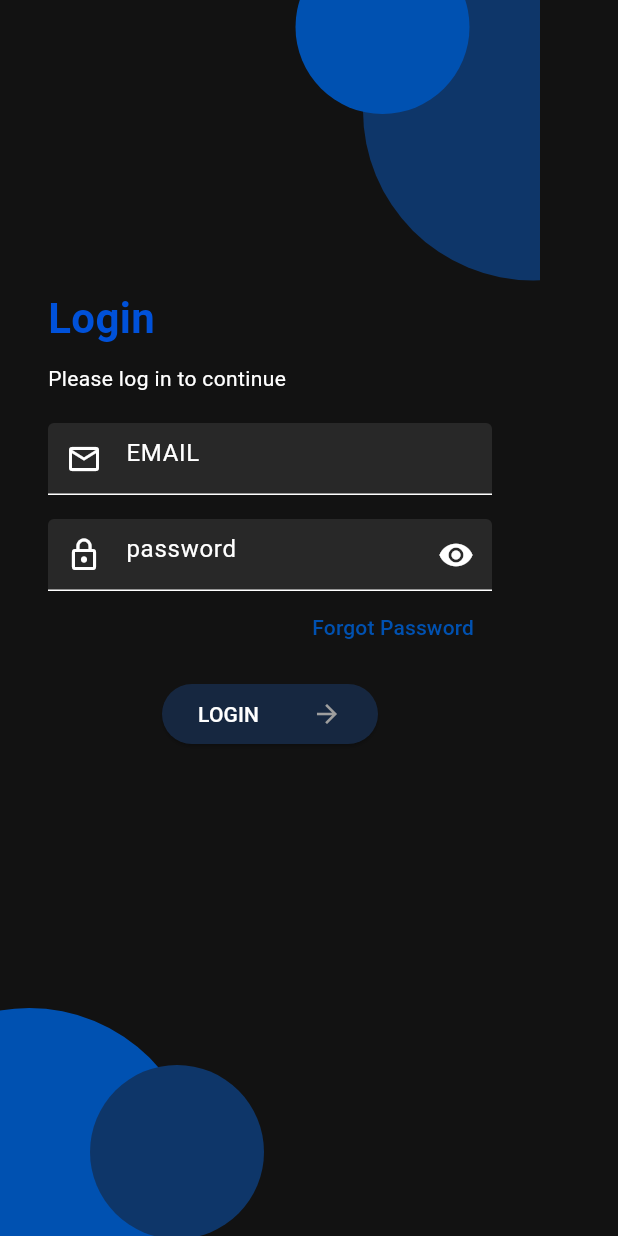
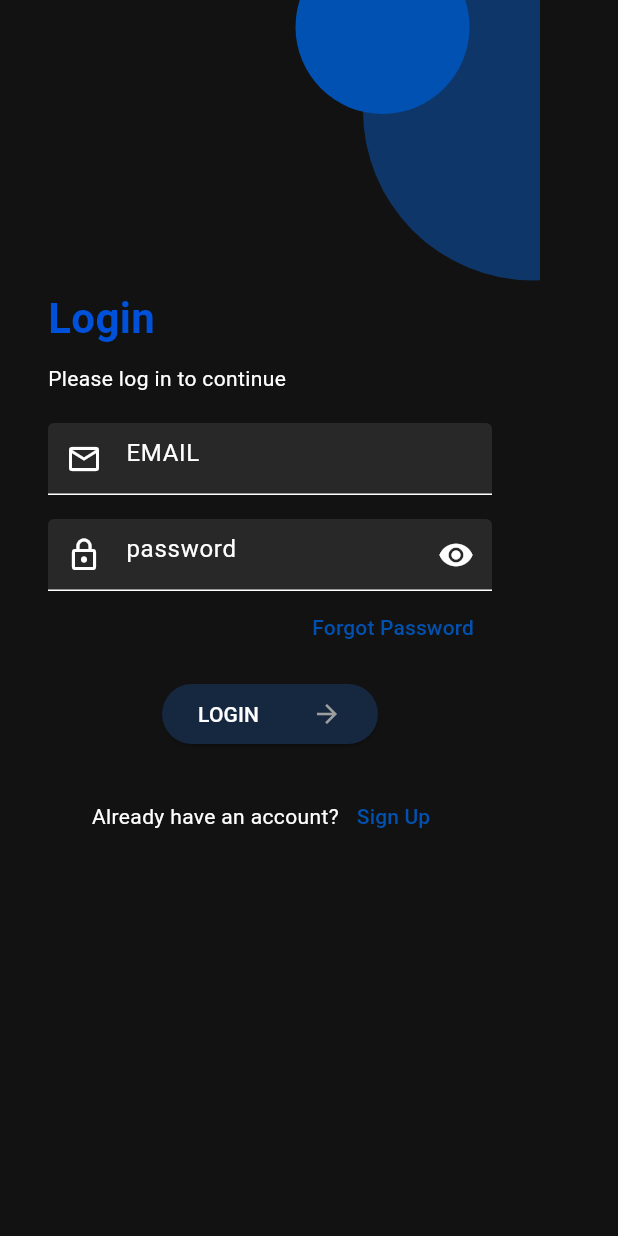
Before and after one commit to Ecell-NITS/E-cell-app, a Flutter app: the screen it shows after launch, on a phone screen of 412 x 824 dp. Run offline on Flutter 3.47's test engine with Material 3 defaults, Android fonts, the light colour scheme and no system bars; our stand-ins replace gap.

Commit message:
scroll view added to login page

```diff
--- a/lib/pages/login_page/login_page.dart
+++ b/lib/pages/login_page/login_page.dart
@@ -22,7 +22,8 @@ class _LoginPageState extends State<LoginPage> {
   Widget build(BuildContext context) {
     return Scaffold(
       body: CustomBackground(
-          bodyWidget: SizedBox(
+          bodyWidget: SingleChildScrollView(
+        child: SizedBox(
           width: ScreenUtil.defaultSize.width,
           child: Padding(
             padding: const EdgeInsets.all(32.0),
@@ -91,12 +92,29 @@ class _LoginPageState extends State<LoginPage> {
                     crossAxisAlignment: CrossAxisAlignment.center,
                     children: [
                       CustomButton(onPressed: () {}, text: 'LOGIN'),
+                      CustomSpacers.height20,
+                      Row(
+                        mainAxisAlignment: MainAxisAlignment.center,
+                        children: [
+                          Text(
+                            'Already have an account?',
+                            style: TextStyle(color: Colors.white),
+                          ),
+                          TextButton(
+                              onPressed: () {},
+                              child: Text(
+                                'Sign Up',
+                                style: TextStyle(color: lightBlue),
+                              ))
+                        ],
+                      )
                     ],
                   ),
                 )
               ],
             ),
           ),
+        ),
       )),
     );
   }
--- a/lib/utils/widgets/custom_background/custom_background.dart
+++ b/lib/utils/widgets/custom_background/custom_background.dart
@@ -33,6 +33,7 @@ class CustomBackground extends StatelessWidget {
             ),
           ),
         ),
+        bodyWidget,
         Positioned(
           top: 672,
           left: -94,
@@ -57,7 +58,6 @@ class CustomBackground extends StatelessWidget {
             ),
           ),
         ),
-        bodyWidget,
       ],
     );
   }
```
Lines whose indentation alone changed are shown as unchanged.
